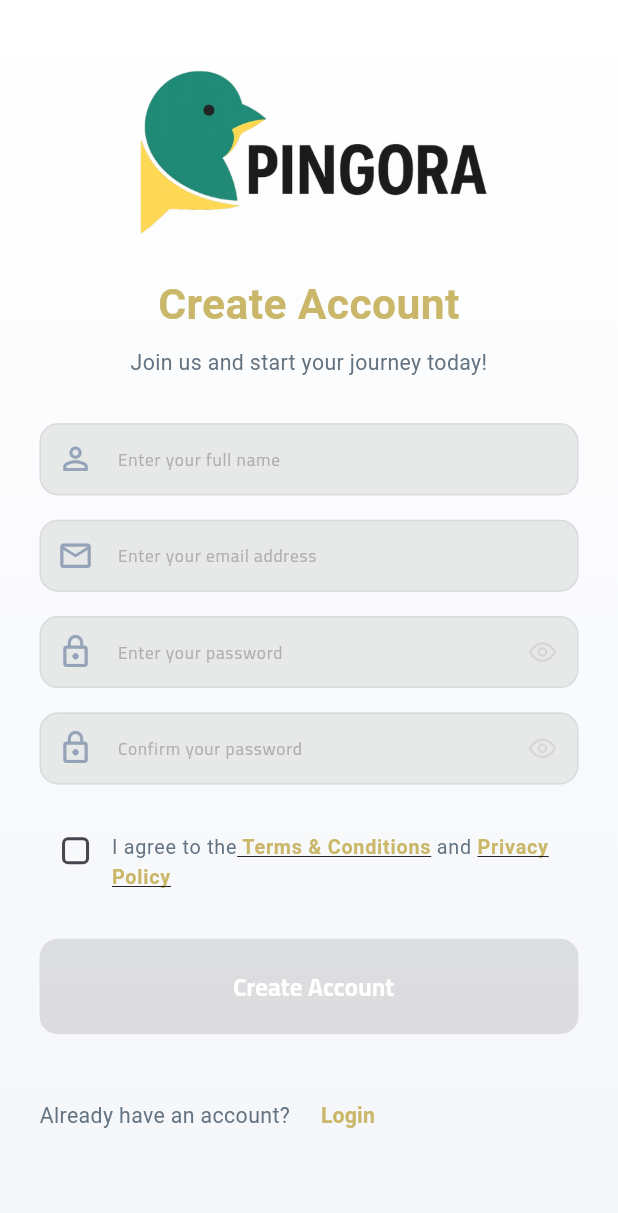
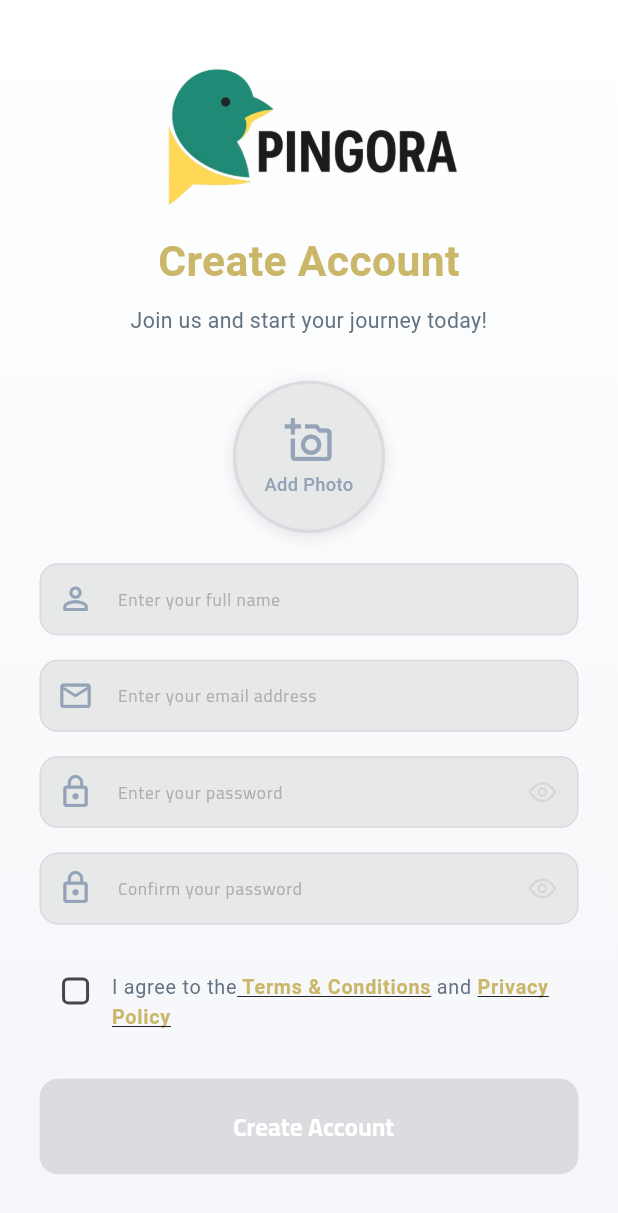
Before and after one commit to ahmedmedhat107201/pingora, a Flutter app: the screen it shows after launch, after a tap on "Login", after a tap on "Sign Up", on a phone screen of 412 x 824 dp. Shown: the top 1213 px of the screen. Run offline on Flutter 3.47's test engine with Material 3 defaults, Android fonts, the phone set to English and light mode, and no system bars; our stand-ins replace bloc, cached_network_image, dartz, dio, dropdown_button2, easy_localization and 8 more; network calls fail; statements that could not run were skipped.

Commit message:
feat(auth): add profile image upload functionality during sign up; update translations for logout and image handling

```diff
--- a/assets/translations/ar.json
+++ b/assets/translations/ar.json
@@ -45,9 +45,11 @@
   "logout": "تسجيل الخروج",
   "logout_loading": "جاري تسجيل الخروج...",
   "logout_confirm_title": "تسجيل الخروج",
-    "logout_confirm_message": "هل أنت متأكد من أنك تريد تسجيل الخروج؟",
+  "logout_confirm_message": "هل أنت متأكد من أنك تريد تسجيل الخروج؟",
   "logging_out_please_wait": "جاري تسجيل الخروج، يرجى الانتظار...",
   "error": "خطأ",
+  "add_photo": "إضافة صورة",
+  "failed_to_pick_image": "فشل في اختيار الصورة",
   "retry": "Retry",
   "trip_details": "تفاصيل الرحلة",
   "trip_published": "تم نشر الرحلة، في انتظار المستخدمين",
--- a/assets/translations/en.json
+++ b/assets/translations/en.json
@@ -48,6 +48,8 @@
   "logout_confirm_message": "Are you sure you want to logout?",
   "logging_out_please_wait": "Logging out, please wait...",
   "error": "Error",
+  "add_photo": "Add Photo",
+  "failed_to_pick_image": "Failed to pick image",
   "retry": "Retry",
   "trip_details": "Trip Details",
   "trip_published": "Trip published, waiting for users",
--- a/lib/core/utils/services/remote_services/endpoints.dart
+++ b/lib/core/utils/services/remote_services/endpoints.dart
@@ -1,5 +1,5 @@
 class EndPoints {
-  static const baseUrl = 'https://2211b73560bb.ngrok-free.app/api/v1/';
+  static const baseUrl = 'https://475f88cdf4a0.ngrok-free.app/api/v1/';
 
   //auth endpoints
   static const login = 'auth/login';
--- a/lib/features/auth/data/repo/auth_repo.dart
+++ b/lib/features/auth/data/repo/auth_repo.dart
@@ -12,6 +12,7 @@ abstract class AuthRepo {
     required String password,
     required String confirmPassword,
     required String username,
+    String? profileImage,
   });
 
   Future<Either<Failure, bool>> logout();
--- a/lib/features/auth/presentation/view/widgets/sign_up_view_body.dart
+++ b/lib/features/auth/presentation/view/widgets/sign_up_view_body.dart
@@ -1,9 +1,12 @@
+import 'dart:developer';
+import 'dart:io';
 import 'package:flutter/material.dart';
 import 'package:flutter_bloc/flutter_bloc.dart';
 import 'package:flutter_screenutil/flutter_screenutil.dart';
 import 'package:easy_localization/easy_localization.dart';
 import 'package:pingora/core/shared/shared_widgets/toast.dart';
 import 'package:pingora/core/utils/helper/field_formatters.dart';
+import 'package:pingora/core/utils/helper/custom_image_picker.dart';
 import 'package:pingora/core/utils/router/router_helper.dart';
 import 'package:pingora/features/auth/presentation/view/login_view.dart';
 import 'package:pingora/features/auth/presentation/view_model/auth_cubit.dart';
@@ -29,6 +32,7 @@ class _SignUpViewBodyState extends State<SignUpViewBody> {
   final _passwordController = TextEditingController();
   final _confirmPasswordController = TextEditingController();
   bool _acceptTerms = false;
+  String? _selectedImagePath;
 
   @override
   void dispose() {
@@ -40,6 +44,20 @@ class _SignUpViewBodyState extends State<SignUpViewBody> {
     super.dispose();
   }
 
+  Future<void> _pickProfileImage() async {
+    try {
+      final imagePath = await CustomImagePicker.pickImageFromGallery();
+      if (imagePath != null) {
+        setState(() {
+          _selectedImagePath = imagePath;
+          log('Picked image path: $_selectedImagePath');
+        });
+      }
+    } catch (e) {
+      toast(text: 'failed_to_pick_image'.tr(), color: Colors.red);
+    }
+  }
+
   Future<void> _handleSignUp() async {
     if (_formKey.currentState?.validate() ?? false) {
       await context.read<AuthCubit>().signUp(
@@ -47,6 +65,7 @@ class _SignUpViewBodyState extends State<SignUpViewBody> {
         password: _passwordController.text.trim(),
         confirmPassword: _confirmPasswordController.text.trim(),
         username: _fullNameController.text.trim(),
+        profileImage: _selectedImagePath,
       );
     }
   }
@@ -86,11 +105,11 @@ class _SignUpViewBodyState extends State<SignUpViewBody> {
                   // App Logo
                   Image.asset(
                     AssetData.appLogo,
-                    height: 120.h,
+                    height: 100.h,
                     fit: BoxFit.contain,
                   ),
 
-                  SizedBox(height: 20.h),
+                  SizedBox(height: 12.h),
 
                   // Welcome Text
                   MainText(
@@ -112,6 +131,61 @@ class _SignUpViewBodyState extends State<SignUpViewBody> {
                   ),
 
                   SizedBox(height: 30.h),
+
+                  // Profile Image Picker
+                  Center(
+                    child: GestureDetector(
+                      onTap: _pickProfileImage,
+                      child: Container(
+                        width: 100.w,
+                        height: 100.h,
+                        decoration: BoxDecoration(
+                          shape: BoxShape.circle,
+                          color: context.inputBackgroundColor,
+                          border: Border.all(
+                            color: context.borderColor,
+                            width: 2.w,
+                          ),
+                          boxShadow: [
+                            BoxShadow(
+                              color: Colors.black.withValues(alpha: 0.1),
+                              blurRadius: 8.r,
+                              offset: Offset(0, 2.h),
+                            ),
+                          ],
+                        ),
+                        child: _selectedImagePath != null
+                            ? ClipOval(
+                                child: Image.file(
+                                  File(_selectedImagePath!),
+                                  fit: BoxFit.cover,
+                                  width: 100.w,
+                                  height: 100.h,
+                                ),
+                              )
+                            : Column(
+                                mainAxisAlignment: MainAxisAlignment.center,
+                                children: [
+                                  Icon(
+                                    Icons.add_a_photo_outlined,
+                                    size: 32.sp,
+                                    color: context.greyColor,
+                                  ),
+                                  SizedBox(height: 4.h),
+                                  MainText(
+                                    'add_photo'.tr(),
+                                    fontSize: 12.sp,
+                                    fontWeight: FontWeight.w500,
+                                    color: context.greyColor,
+                                    textAlign: TextAlign.center,
+                                  ),
+                                ],
+                              ),
+                      ),
+                    ),
+                  ),
+
+                  SizedBox(height: 20.h),
 
                   // Full Name Field
                   DefaultTextFormField(
--- a/lib/features/auth/presentation/view_model/auth_cubit.dart
+++ b/lib/features/auth/presentation/view_model/auth_cubit.dart
@@ -31,6 +31,7 @@ class AuthCubit extends Cubit<AuthState> {
     required String password,
     required String confirmPassword,
     required String username,
+    String? profileImage,
   }) async {
     try {
       emit(SignUpLoading());
@@ -39,6 +40,7 @@ class AuthCubit extends Cubit<AuthState> {
         password: password,
         confirmPassword: confirmPassword,
         username: username,
+        profileImage: profileImage,
       );
       result.fold(
         (failure) {
--- a/lib/features/splash/presentation/view/widgets/splash_view_body.dart
+++ b/lib/features/splash/presentation/view/widgets/splash_view_body.dart
@@ -2,7 +2,9 @@ import 'package:flutter/material.dart';
 import 'package:flutter_screenutil/flutter_screenutil.dart';
 import 'package:easy_localization/easy_localization.dart';
 import 'package:pingora/core/utils/router/router_helper.dart';
+import 'package:pingora/core/utils/services/local_services/cache_keys.dart';
 import 'package:pingora/features/auth/presentation/view/login_view.dart';
+import 'package:pingora/features/chat_rooms/presentation/view/chat_rooms_view.dart';
 import '../../../../../core/shared/theme/app_theme.dart';
 import '../../../../../core/utils/assets/assets.dart';
 import '../../../../../core/utils/text_styles/styles.dart';
@@ -18,11 +20,16 @@ class _SplashViewBodyState extends State<SplashViewBody> {
   @override
   void initState() {
     super.initState();
-    setUpSplash().then((value) => MagicRouter.navigateAndPopAll(LoginView()));
+
+    setUpSplash();
   }
 
   setUpSplash() async {
     await Future.delayed(const Duration(seconds: 3));
+    if (CacheKeysManger.getAccessToken() != '') {
+      MagicRouter.navigateAndPopAll(ChatRoomsView());
+    }
+    MagicRouter.navigateAndPopAll(LoginView());
   }
 
   @override
```
Also changed, not shown: lib/features/auth/data/repo/auth_repo_impl.dart (+14 -6 lines).
